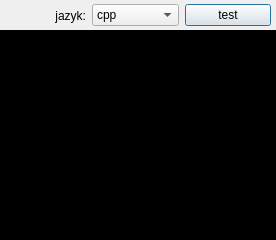
This is testdialog.ui in ppershing/ksp-editor as Qt 5 draws it before an edit. The edited form follows.
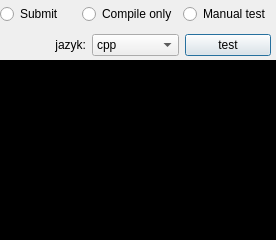
This is the edited form.

Commit message: compile only and manual test

```diff
--- a/testdialog.ui
+++ b/testdialog.ui
@@ -20,9 +20,9 @@
    <property name="geometry">
     <rect>
      <x>0</x>
-     <y>30</y>
+     <y>60</y>
      <width>281</width>
-     <height>211</height>
+     <height>181</height>
     </rect>
    </property>
    <property name="styleSheet">
@@ -43,9 +43,36 @@
      <x>0</x>
      <y>0</y>
      <width>271</width>
-     <height>31</height>
+     <height>61</height>
     </rect>
    </property>
+   <layout class="QVBoxLayout" name="verticalLayout">
+    <item>
+     <layout class="QHBoxLayout" name="horizontalLayout_2">
+      <item>
+       <widget class="QRadioButton" name="radioButtonSubmit">
+        <property name="text">
+         <string>Submit</string>
+        </property>
+       </widget>
+      </item>
+      <item>
+       <widget class="QRadioButton" name="radioButtonCompileOnly">
+        <property name="text">
+         <string>Compile only</string>
+        </property>
+       </widget>
+      </item>
+      <item>
+       <widget class="QRadioButton" name="radioButtonManualTest">
+        <property name="text">
+         <string>Manual test</string>
+        </property>
+       </widget>
+      </item>
+     </layout>
+    </item>
+    <item>
    <layout class="QHBoxLayout" name="horizontalLayout">
     <item>
      <widget class="QLabel" name="label">
@@ -86,6 +113,8 @@
        <string>test</string>
       </property>
      </widget>
+      </item>
+     </layout>
     </item>
    </layout>
   </widget>
```
Left out of the diff: 2 changed lines with no effect on the pictures. Lines whose indentation alone changed are shown as unchanged. The commit also changes 4 other files.
